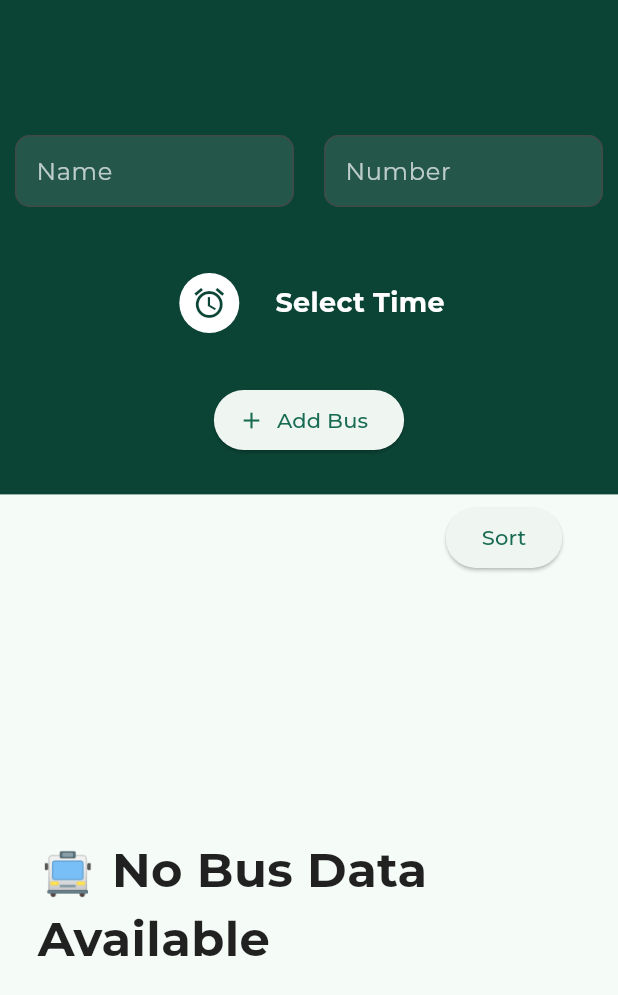
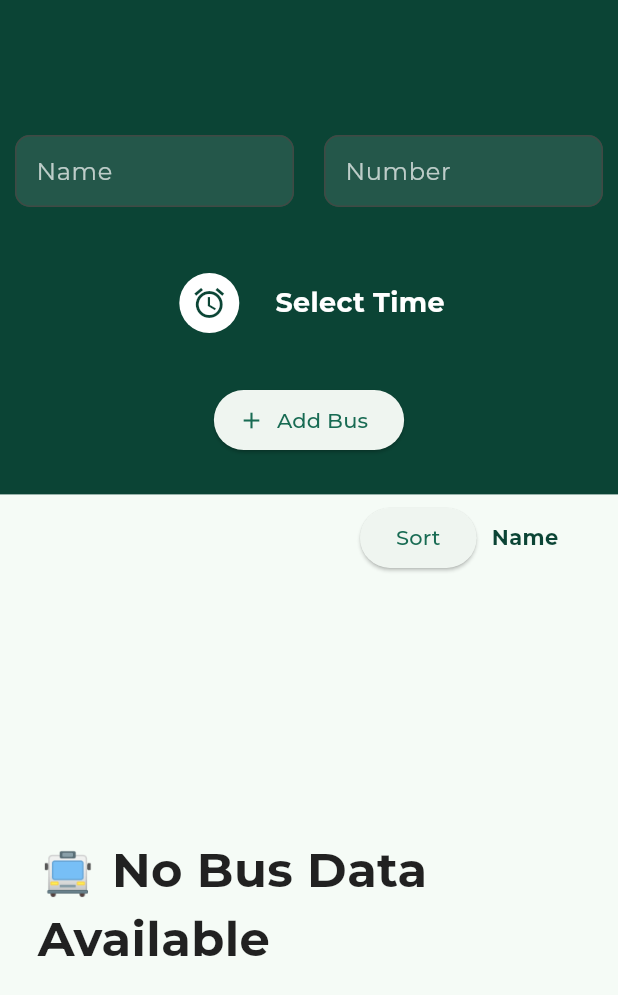
Before and after one commit to saninthottungal/iBus, a Flutter app: the ScreenAdmin screen opened by its route, on a phone screen of 412 x 824 dp. Shown: the top 995 px of the screen. Run offline on Flutter 3.47's test engine with Material 3 defaults, Android fonts, the phone set to English and light mode, and no system bars; our stand-ins replace cloud_firestore, firebase_auth, firebase_core, google_fonts, shared_preferences; accounts and stored records are empty.

Commit message:
added which sort text

```diff
--- a/lib/Screens/ScreenAdmin.dart
+++ b/lib/Screens/ScreenAdmin.dart
@@ -195,8 +195,10 @@ class ScreenAdmin extends StatelessWidget {
             ),
           ),
           Padding(
-            padding: const EdgeInsets.only(left: 260, top: 5),
-            child: ElevatedButton(
+            padding: const EdgeInsets.only(left: 240, top: 5),
+            child: Row(
+              children: [
+                ElevatedButton(
                     onPressed: () {
                       if (sortNotifier.value == 'name') {
                         sortNotifier.value = 'timeAdded';
@@ -205,6 +207,30 @@ class ScreenAdmin extends StatelessWidget {
                       }
                     },
                     child: const Text("Sort")),
+                const SizedBox(width: 10),
+                ValueListenableBuilder(
+                    valueListenable: sortNotifier,
+                    builder: (context, newValue, _) {
+                      if (newValue == 'name') {
+                        return const Text(
+                          "Name",
+                          style: TextStyle(
+                            color: themeColor,
+                            fontWeight: FontWeight.bold,
+                          ),
+                        );
+                      } else {
+                        return const Text(
+                          "Time\nAdded",
+                          style: TextStyle(
+                            color: themeColor,
+                            fontWeight: FontWeight.bold,
+                          ),
+                        );
+                      }
+                    }),
+              ],
+            ),
           ),
           ValueListenableBuilder(
               valueListenable: sortNotifier,
```
Lines whose indentation alone changed are shown as unchanged.
